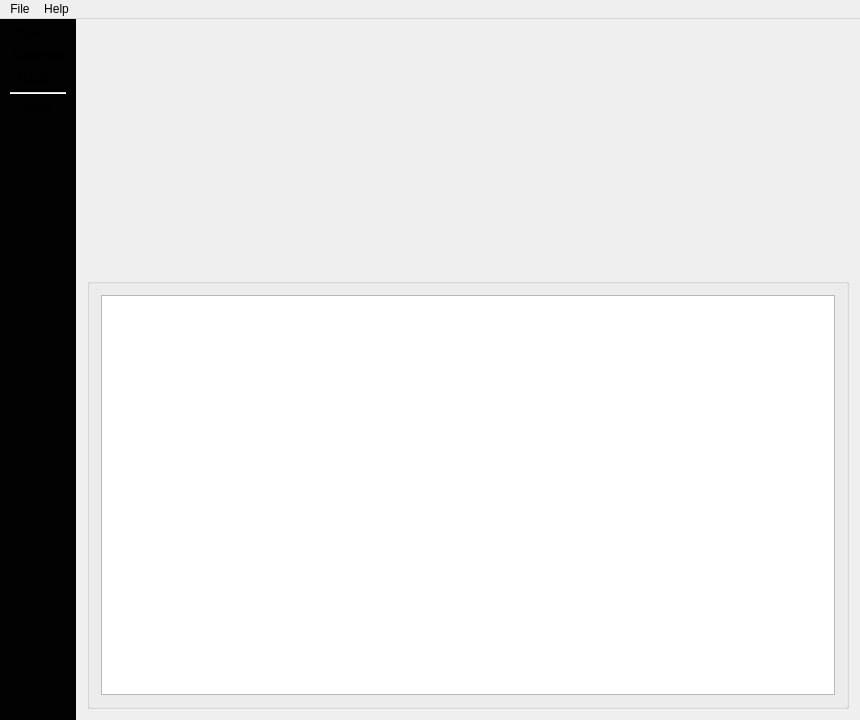
Qt form mainwindow.ui (emqx/qmqtt-client) before a commit.
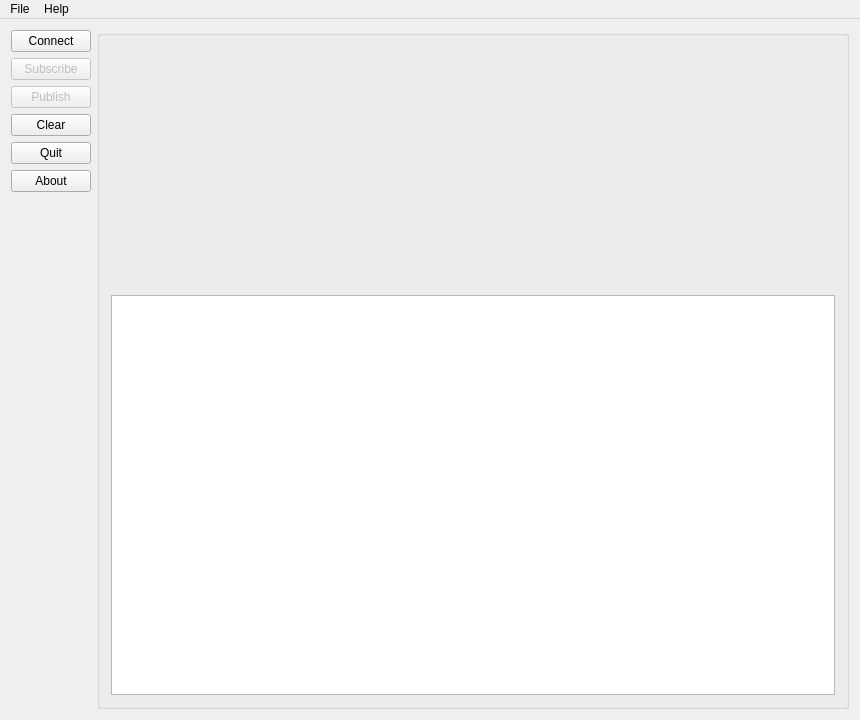
The same form after that commit. Custom widgets are drawn as their Qt base class.

Diff of the .ui file:
```diff
--- a/mainwindow.ui
+++ b/mainwindow.ui
@@ -13,6 +13,12 @@
     <height>720</height>
    </rect>
   </property>
+  <property name="sizePolicy">
+   <sizepolicy hsizetype="Fixed" vsizetype="Preferred">
+    <horstretch>0</horstretch>
+    <verstretch>0</verstretch>
+   </sizepolicy>
+  </property>
   <property name="maximumSize">
    <size>
     <width>100000</width>
@@ -38,38 +44,96 @@
    <property name="autoFillBackground">
     <bool>true</bool>
    </property>
-   <layout class="QGridLayout" name="gridLayout">
+   <layout class="QGridLayout" name="gridLayout_2">
     <item row="0" column="0">
-     <layout class="QVBoxLayout" name="verticalLayout" stretch="1,0">
+     <layout class="QVBoxLayout" name="verticalLayout_2">
       <item>
-       <widget class="QStackedWidget" name="stackedWidget">
-        <property name="minimumSize">
-         <size>
-          <width>0</width>
-          <height>180</height>
-         </size>
+       <widget class="QPushButton" name="pushButtonConnect">
+        <property name="text">
+         <string>Connect</string>
         </property>
-        <property name="maximumSize">
-         <size>
-          <width>16777215</width>
-          <height>300</height>
-         </size>
+       </widget>
+      </item>
+      <item>
+       <widget class="QPushButton" name="pushButtonSubscribe">
+        <property name="enabled">
+         <bool>false</bool>
         </property>
-        <property name="currentIndex">
-         <number>0</number>
+        <property name="text">
+         <string>Subscribe</string>
         </property>
-        <widget class="ConnForm" name="conForm"/>
-        <widget class="PubForm" name="pubForm"/>
-        <widget class="SubForm" name="subForm"/>
        </widget>
       </item>
+      <item>
+       <widget class="QPushButton" name="pushButtonPusblish">
+        <property name="enabled">
+         <bool>false</bool>
+        </property>
+        <property name="text">
+         <string>Publish</string>
+        </property>
+       </widget>
+      </item>
+      <item>
+       <widget class="QPushButton" name="pushButtonClear">
+        <property name="text">
+         <string>Clear</string>
+        </property>
+       </widget>
+      </item>
+      <item>
+       <widget class="QPushButton" name="pushButtonQuit">
+        <property name="text">
+         <string>Quit</string>
+        </property>
+       </widget>
+      </item>
+      <item>
+       <widget class="QPushButton" name="pushButtonAbout">
+        <property name="text">
+         <string>About</string>
+        </property>
+       </widget>
+      </item>
+     </layout>
+    </item>
+    <item row="0" column="1" rowspan="2">
+     <layout class="QVBoxLayout" name="verticalLayout" stretch="0">
       <item>
        <widget class="QGroupBox" name="groupBox">
+        <property name="sizePolicy">
+         <sizepolicy hsizetype="MinimumExpanding" vsizetype="Preferred">
+          <horstretch>0</horstretch>
+          <verstretch>0</verstretch>
+         </sizepolicy>
+        </property>
         <property name="title">
          <string/>
         </property>
-        <layout class="QGridLayout" name="gridLayout_2">
+        <layout class="QGridLayout" name="gridLayout">
          <item row="0" column="0">
+          <widget class="QStackedWidget" name="stackedWidget">
+           <property name="minimumSize">
+            <size>
+             <width>0</width>
+             <height>180</height>
+            </size>
+           </property>
+           <property name="maximumSize">
+            <size>
+             <width>16777215</width>
+             <height>300</height>
+            </size>
+           </property>
+           <property name="currentIndex">
+            <number>0</number>
+           </property>
+           <widget class="ConnForm" name="conForm"/>
+           <widget class="PubForm" name="pubForm"/>
+           <widget class="SubForm" name="subForm"/>
+          </widget>
+         </item>
+         <item row="1" column="0">
           <widget class="QTextBrowser" name="logConsole">
            <property name="minimumSize">
             <size>
@@ -84,6 +148,19 @@
       </item>
      </layout>
     </item>
+    <item row="1" column="0">
+     <spacer name="verticalSpacer">
+      <property name="orientation">
+       <enum>Qt::Vertical</enum>
+      </property>
+      <property name="sizeHint" stdset="0">
+       <size>
+        <width>20</width>
+        <height>495</height>
+       </size>
+      </property>
+     </spacer>
+    </item>
    </layout>
   </widget>
   <widget class="QMenuBar" name="menuBar">
@@ -113,69 +190,14 @@
    <addaction name="menuFile"/>
    <addaction name="menuHelp"/>
   </widget>
-  <widget class="QToolBar" name="mainToolBar">
-   <property name="styleSheet">
-    <string notr="true">QToolBar {background: rgb(2, 2, 2)}</string>
-   </property>
-   <property name="movable">
-    <bool>false</bool>
-   </property>
-   <property name="floatable">
-    <bool>false</bool>
-   </property>
-   <attribute name="toolBarArea">
-    <enum>LeftToolBarArea</enum>
-   </attribute>
-   <attribute name="toolBarBreak">
-    <bool>false</bool>
-   </attribute>
-   <addaction name="action_Connect"/>
-   <addaction name="action_Subscribe"/>
-   <addaction name="action_Publish"/>
-   <addaction name="separator"/>
-   <addaction name="action_About"/>
-  </widget>
-  <action name="action_Quit">
+  <action name="actionQuit">
    <property name="text">
     <string>&amp;Quit</string>
    </property>
   </action>
   <action name="action_About">
    <property name="text">
-    <string>&amp;About</string>
-   </property>
-  </action>
-  <action name="action_Connect">
-   <property name="checkable">
-    <bool>true</bool>
-   </property>
-   <property name="text">
-    <string>Connect</string>
-   </property>
-   <property name="toolTip">
-    <string>Connect to MQTT Broker</string>
-   </property>
-  </action>
-  <action name="action_Subscribe">
-   <property name="checkable">
-    <bool>true</bool>
-   </property>
-   <property name="text">
-    <string>Subscribe</string>
-   </property>
-   <property name="toolTip">
-    <string>Subscribe to Topic</string>
-   </property>
-  </action>
-  <action name="action_Publish">
-   <property name="checkable">
-    <bool>true</bool>
-   </property>
-   <property name="text">
-    <string>Publish</string>
-   </property>
-   <property name="toolTip">
-    <string>Publish Message</string>
+    <string>About</string>
    </property>
   </action>
  </widget>
```
Left out of the diff: 19 changed lines with no effect on the pictures.
